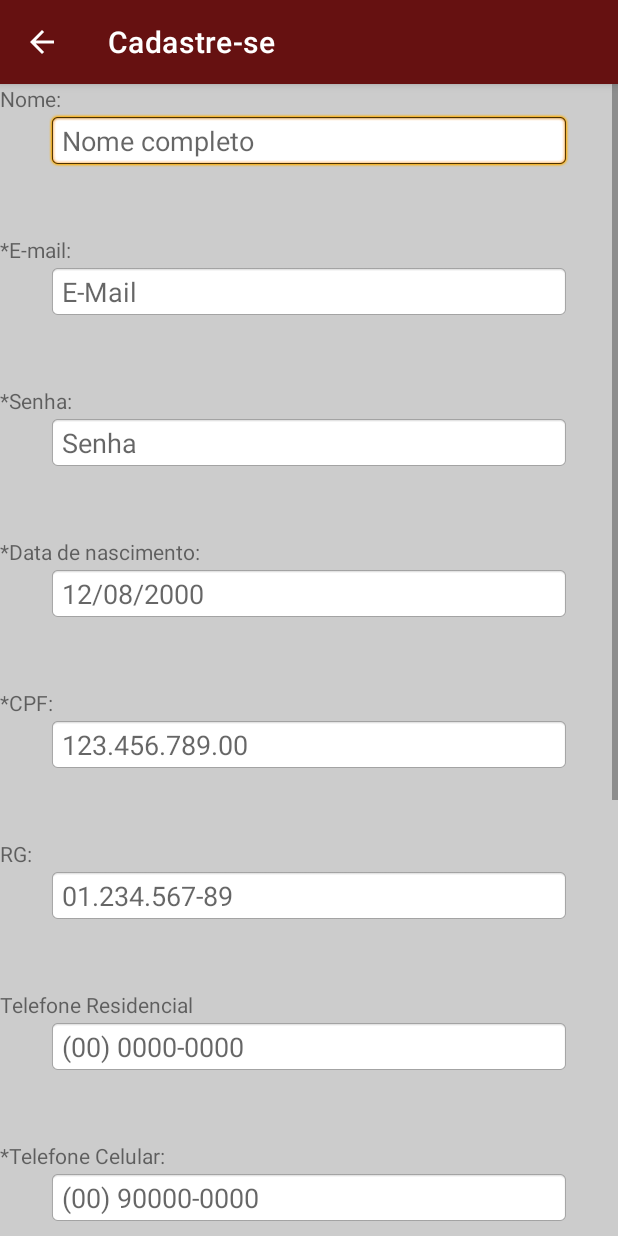
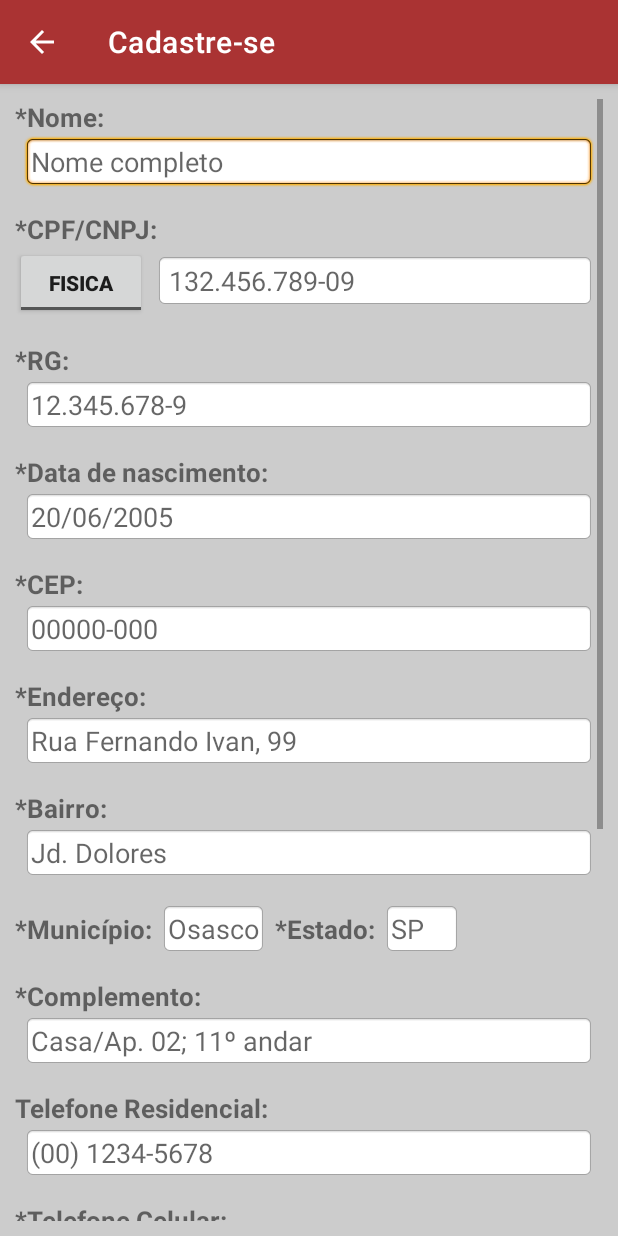
Before and after one commit to gionneves/Android, an Android app: the TelaCadastro screen opened directly, with no data from a screen before it, on a phone screen of 412 x 824 dp. Run offline under Robolectric (Android 15) with nearby library versions, the phone set to English and light mode, and no system bars.

Commit message:
v3.22 sql+register

```diff
--- a/app/build.gradle
+++ b/app/build.gradle
@@ -11,7 +11,7 @@ android {
         minSdkVersion 23
         targetSdkVersion 29
         versionCode 1
-        versionName '2.15'
+        versionName '3.22'
 
         testInstrumentationRunner "androidx.test.runner.AndroidJUnitRunner"
     }
--- a/app/src/main/AndroidManifest.xml
+++ b/app/src/main/AndroidManifest.xml
@@ -10,7 +10,7 @@
         android:supportsRtl="true"
         android:theme="@style/Theme.AppGuerreirosGames">
         <activity
-            android:name=".TelaMain"
+            android:name=".servicos.TelaMain"
             android:label="@string/title_activity_tela_main"
             android:windowSoftInputMode="adjustResize"/>
         <activity android:name=".TelaEsqueciSenha"
--- /dev/null
+++ b/app/src/main/res/layout/acticity_cadastre_se.xml
@@ -0,0 +1,382 @@
+<?xml version="1.0" encoding="utf-8"?>
+<LinearLayout xmlns:android="http://schemas.android.com/apk/res/android"
+    android:layout_width="match_parent"
+    android:layout_height="match_parent"
+    android:background="@color/white"
+    android:orientation="vertical"
+    android:padding="10dp">
+
+    <ScrollView
+        android:layout_width="match_parent"
+        android:layout_height="match_parent">
+
+        <LinearLayout
+            android:layout_width="match_parent"
+            android:layout_height="match_parent"
+            android:orientation="vertical">
+
+            <TextView
+                android:layout_width="wrap_content"
+                android:layout_height="wrap_content"
+                android:text="*Nome:"
+                android:textAlignment="textStart"
+                android:textSize="17dp"
+                android:textStyle="bold" />
+
+            <EditText
+                android:id="@+id/cadastro_nome"
+                android:layout_width="match_parent"
+                android:layout_height="wrap_content"
+                android:layout_marginHorizontal="5dp"
+                android:inputType="textPersonName"
+                android:background="@android:drawable/editbox_background"
+                android:hint="Nome completo"
+                android:padding="5dp" />
+
+            <TextView
+                android:layout_width="match_parent"
+                android:layout_height="wrap_content"
+                android:layout_marginTop="15dp"
+                android:text="*CPF/CNPJ:"
+                android:textAlignment="textStart"
+                android:textSize="17dp"
+                android:textStyle="bold" />
+
+            <LinearLayout
+                android:layout_width="match_parent"
+                android:layout_height="wrap_content"
+                android:orientation="horizontal">
+
+                <ToggleButton
+                    android:id="@+id/switch_pessoa"
+                    android:layout_width="wrap_content"
+                    android:layout_height="wrap_content"
+                    android:gravity="center"
+                    android:text="Pessoa  "
+                    android:textOff="Fisica"
+                    android:textOn="Juridica"
+                    android:textStyle="bold" />
+
+                <EditText
+                    android:id="@+id/cadastro_CPF_CNPJ"
+                    android:layout_width="match_parent"
+                    android:layout_height="wrap_content"
+                    android:layout_marginHorizontal="5dp"
+                    android:background="@android:drawable/editbox_background"
+                    android:inputType="number"
+                    android:maxLines="1" />
+
+            </LinearLayout>
+
+            <TextView
+                android:layout_width="match_parent"
+                android:layout_height="wrap_content"
+                android:layout_marginTop="15dp"
+                android:text="*RG:"
+                android:textAlignment="textStart"
+                android:textSize="17dp"
+                android:textStyle="bold" />
+
+            <EditText
+                android:id="@+id/cadastro_RG"
+                android:layout_width="match_parent"
+                android:layout_height="wrap_content"
+                android:layout_marginHorizontal="5dp"
+                android:background="@android:drawable/editbox_background"
+                android:hint="12.345.678-9"
+                android:inputType="number"
+                android:maxLength="9"
+                android:padding="5dp" />
+
+            <TextView
+                android:layout_width="match_parent"
+                android:layout_height="wrap_content"
+                android:layout_marginTop="15dp"
+                android:text="*Data de nascimento:"
+                android:textAlignment="textStart"
+                android:textSize="17dp"
+                android:textStyle="bold" />
+
+            <EditText
+                android:id="@+id/cadastro_nascimento"
+                android:layout_width="match_parent"
+                android:layout_height="wrap_content"
+                android:layout_marginHorizontal="5dp"
+                android:background="@android:drawable/editbox_background"
+                android:hint="20/06/2005"
+                android:inputType="datetime"
+                android:maxLength="8"
+                android:padding="5dp" />
+
+            <TextView
+                android:layout_width="match_parent"
+                android:layout_height="wrap_content"
+                android:layout_marginTop="15dp"
+                android:text="*CEP:"
+                android:textAlignment="textStart"
+                android:textSize="17dp"
+                android:textStyle="bold" />
+
+            <EditText
+                android:id="@+id/cadastro_CEP"
+                android:layout_width="match_parent"
+                android:layout_height="wrap_content"
+                android:layout_marginHorizontal="5dp"
+                android:background="@android:drawable/editbox_background"
+                android:hint="00000-000"
+                android:inputType="numberSigned"
+                android:maxLength="8"
+                android:padding="5dp" />
+
+            <TextView
+                android:layout_width="match_parent"
+                android:layout_height="wrap_content"
+                android:layout_marginTop="15dp"
+                android:text="*Endereço:"
+                android:textAlignment="textStart"
+                android:textSize="17dp"
+                android:textStyle="bold" />
+
+            <EditText
+                android:id="@+id/cadastro_endereco"
+                android:layout_width="match_parent"
+                android:layout_height="wrap_content"
+                android:layout_marginHorizontal="5dp"
+                android:background="@android:drawable/editbox_background"
+                android:hint="Rua Fernando Ivan, 99"
+                android:inputType="textPostalAddress"
+                android:padding="5dp" />
+
+            <TextView
+                android:layout_width="wrap_content"
+                android:layout_height="wrap_content"
+                android:layout_marginTop="15dp"
+                android:text="*Bairro:"
+                android:textAlignment="textStart"
+                android:textSize="17dp"
+                android:textStyle="bold" />
+
+            <EditText
+                android:id="@+id/cadastro_bairro"
+                android:layout_width="match_parent"
+                android:layout_height="wrap_content"
+                android:layout_marginHorizontal="5dp"
+                android:background="@android:drawable/editbox_background"
+                android:hint="Jd. Dolores"
+                android:inputType="text"
+                android:padding="5dp" />
+
+            <LinearLayout
+                android:layout_width="match_parent"
+                android:layout_height="match_parent"
+                android:layout_marginTop="15dp"
+                android:orientation="horizontal">
+
+                <TextView
+                    android:layout_width="wrap_content"
+                    android:layout_height="wrap_content"
+                    android:text="*Município:"
+                    android:textAlignment="textStart"
+                    android:textSize="17dp"
+                    android:textStyle="bold" />
+
+                <EditText
+                    android:id="@+id/cadastro_municipio"
+                    android:layout_width="wrap_content"
+                    android:layout_height="wrap_content"
+                    android:layout_marginHorizontal="5dp"
+                    android:background="@android:drawable/editbox_background"
+                    android:hint="Osasco"
+                    android:inputType="text"
+                    android:padding="5dp" />
+                <TextView
+                    android:layout_width="wrap_content"
+                    android:layout_height="wrap_content"
+                    android:text="*Estado:"
+                    android:textAlignment="textStart"
+                    android:textSize="17dp"
+                    android:textStyle="bold" />
+
+                <EditText
+                    android:id="@+id/cadastro_estado"
+                    android:layout_width="wrap_content"
+                    android:layout_height="wrap_content"
+                    android:layout_marginHorizontal="5dp"
+                    android:background="@android:drawable/editbox_background"
+                    android:hint="SP"
+                    android:layout_gravity="right"
+                    android:inputType="text"
+                    android:maxLength="2"
+                    android:padding="5dp"
+                    android:textAllCaps="true" />
+            </LinearLayout>
+
+            <TextView
+                android:layout_width="match_parent"
+                android:layout_height="wrap_content"
+                android:layout_marginTop="15dp"
+                android:text="*Complemento:"
+                android:textAlignment="textStart"
+                android:textSize="17dp"
+                android:textStyle="bold" />
+
+            <EditText
+                android:id="@+id/cadastro_complemento"
+                android:layout_width="match_parent"
+                android:layout_height="wrap_content"
+                android:layout_marginHorizontal="5dp"
+                android:background="@android:drawable/editbox_background"
+                android:hint="Casa/Ap. 02; 11º andar"
+                android:inputType="text"
+                android:padding="5dp" />
+
+            <TextView
+                android:layout_width="match_parent"
+                android:layout_height="wrap_content"
+                android:layout_marginTop="15dp"
+                android:text="Telefone Residencial:"
+                android:textAlignment="textStart"
+                android:textSize="17dp"
+                android:textStyle="bold" />
+
+            <EditText
+                android:id="@+id/cadastro_telefone_residencial"
+                android:layout_width="match_parent"
+                android:layout_height="wrap_content"
+                android:layout_marginHorizontal="5dp"
+                android:background="@android:drawable/editbox_background"
+                android:hint="(00) 1234-5678"
+                android:inputType="phone"
+                android:maxLength="10"
+                android:padding="5dp" />
+
+            <TextView
+                android:layout_width="match_parent"
+                android:layout_height="wrap_content"
+                android:layout_marginTop="15dp"
+                android:text="*Telefone Celular:"
+                android:textAlignment="textStart"
+                android:textSize="17dp"
+                android:textStyle="bold" />
+
+            <EditText
+                android:id="@+id/cadastro_telefone_celular"
+                android:layout_width="match_parent"
+                android:layout_height="wrap_content"
+                android:layout_marginHorizontal="5dp"
+                android:background="@android:drawable/editbox_background"
+                android:hint="(00) 91234-5678"
+                android:inputType="phone"
+                android:maxLength="11"
+                android:padding="5dp" />
+
+            <TextView
+                android:layout_width="match_parent"
+                android:layout_height="wrap_content"
+                android:layout_marginTop="15dp"
+                android:text="*Email:"
+                android:textAlignment="textStart"
+                android:textSize="17dp"
+                android:textStyle="bold" />
+
+            <EditText
+                android:id="@+id/cadastro_email"
+                android:layout_width="match_parent"
+                android:layout_height="wrap_content"
+                android:layout_marginHorizontal="5dp"
+                android:background="@android:drawable/editbox_background"
+                android:hint="seuEmail@seuEmail.com"
+                android:inputType="textEmailAddress"
+                android:padding="5dp" />
+
+            <TextView
+                android:layout_width="match_parent"
+                android:layout_height="wrap_content"
+                android:layout_marginTop="15dp"
+                android:text="*Confirmar email:"
+                android:textAlignment="textStart"
+                android:textSize="17dp"
+                android:textStyle="bold" />
+
+            <EditText
+                android:id="@+id/cadastro_confirmar_email"
+                android:layout_width="match_parent"
+                android:layout_height="wrap_content"
+                android:layout_marginHorizontal="5dp"
+                android:textIsSelectable="false"
+                android:background="@android:drawable/editbox_background"
+                android:hint="seuEmail@seuEmail.com"
+                android:inputType="textEmailAddress"
+                android:padding="5dp" />
+
+            <TextView
+                android:layout_width="match_parent"
+                android:layout_height="wrap_content"
+                android:layout_marginTop="15dp"
+                android:text="*Senha:"
+                android:textAlignment="textStart"
+                android:textSize="17dp"
+                android:textStyle="bold" />
+
+            <EditText
+                android:id="@+id/cadastro_senha"
+                android:layout_width="match_parent"
+                android:layout_height="wrap_content"
+                android:layout_marginHorizontal="5dp"
+                android:background="@android:drawable/editbox_background"
+                android:hint="Senha"
+                android:textIsSelectable="false"
+                android:inputType="textPassword"
+                android:maxLength="12"
+                android:padding="5dp" />
+
+            <TextView
+                android:layout_width="match_parent"
+                android:layout_height="wrap_content"
+                android:layout_marginTop="15dp"
+                android:text="*Confirmar senha:"
+                android:textAlignment="textStart"
+                android:textSize="17dp"
+                android:textStyle="bold" />
+
+            <EditText
+                android:id="@+id/cadastro_confirmar_senha"
+                android:layout_width="match_parent"
+                android:layout_height="wrap_content"
+                android:layout_marginHorizontal="5dp"
+                android:background="@android:drawable/editbox_background"
+                android:hint="Senha"
+                android:inputType="textPassword"
+                android:maxLength="12"
+                android:padding="5dp" />
+
+            <LinearLayout
+                android:layout_width="match_parent"
+                android:layout_height="match_parent"
+                android:orientation="horizontal"
+                android:paddingHorizontal="16dp">
+
+                <Button
+                    android:layout_width="wrap_content"
+                    android:layout_height="match_parent"
+                    android:layout_gravity="left"
+                    android:layout_margin="4dp"
+                    android:onClick="fechar"
+                    android:text="Cancelar" />
+
+                <Button
+                    android:layout_width="wrap_content"
+                    android:layout_height="match_parent"
+                    android:layout_gravity="right"
+                    android:layout_margin="4dp"
+                    android:onClick="cadastrar"
+                    android:text="Cadastrar-se" />
+
+
+            </LinearLayout>
+
+        </LinearLayout>
+
+    </ScrollView>
+
+</LinearLayout>
--- a/app/src/main/res/layout/activity_main.xml
+++ b/app/src/main/res/layout/activity_main.xml
@@ -66,10 +66,10 @@
     <Button
         android:id="@+id/btn_cadastro"
         android:layout_width="match_parent"
+        android:layout_height="47dp"
         android:layout_marginLeft="48dp"
+        android:layout_marginTop="60dp"
         android:layout_marginRight="48dp"
-        android:layout_height="47dp"
-        android:layout_marginTop="48dp"
         android:onClick="goTelaCadastro"
         android:text="@string/btn_cadastro"
         app:iconTint="#FFFFFF"
--- a/app/src/main/res/layout/activity_tela_main.xml
+++ b/app/src/main/res/layout/activity_tela_main.xml
@@ -4,7 +4,7 @@
     xmlns:tools="http://schemas.android.com/tools"
     android:layout_width="match_parent"
     android:layout_height="match_parent"
-    tools:context=".TelaMain">
+    tools:context=".servicos.TelaMain">
 
     <TextView
         android:id="@+id/textViewPrecisa"
--- a/app/src/main/res/values/colors.xml
+++ b/app/src/main/res/values/colors.xml
@@ -1,8 +1,8 @@
 <?xml version="1.0" encoding="utf-8"?>
 <resources>
-    <color name="red_c">#FF992222</color>
-    <color name="red_ms">#FF661111</color>
-    <color name="red_s">#FF370000</color>
+    <color name="red_c">#FFaa5555</color>
+    <color name="red_ms">#FFaa3333</color>
+    <color name="red_s">#FFaa1111</color>
     <color name="teal_200">#FF03DAC5</color>
     <color name="teal_700">#FF018786</color>
     <color name="black">#FF000000</color>
```
Also changed, not shown: app/src/main/java/app/guerreirosgames/MainActivity.java (+9 -4 lines), app/src/main/java/app/guerreirosgames/TelaCadastro.java (+58 -4 lines), app/src/main/java/app/guerreirosgames/cadastro/Databasehelper.java (added, +40 -0 lines), app/src/main/java/app/guerreirosgames/cadastro/Usuario.java (added, +127 -0 lines), app/src/main/java/app/guerreirosgames/servicos/TelaMain.java (added, +76 -0 lines), 1 other file.
